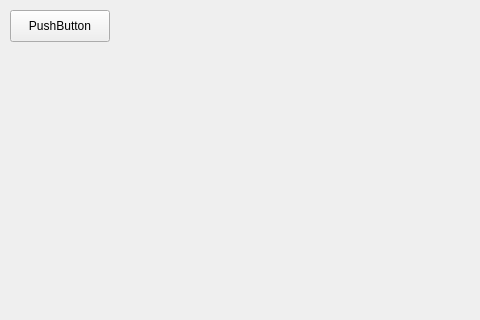
Above: mainwindow.ui from nicole-chau/volume-renderer before the change; both pictures show x 0 to 480 and y 0 to 320 of the 800 by 600 pixel window. Below: the same form after it.
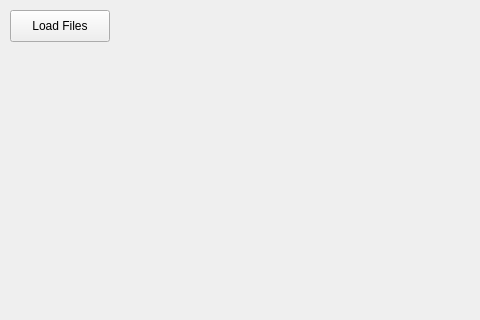
That is the form after the change.

```diff
--- a/mainwindow.ui
+++ b/mainwindow.ui
@@ -24,7 +24,7 @@
      </rect>
     </property>
     <property name="text">
-     <string>PushButton</string>
+     <string>Load Files</string>
     </property>
    </widget>
   </widget>
```
